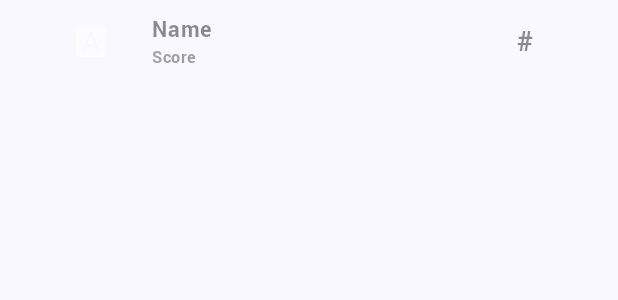
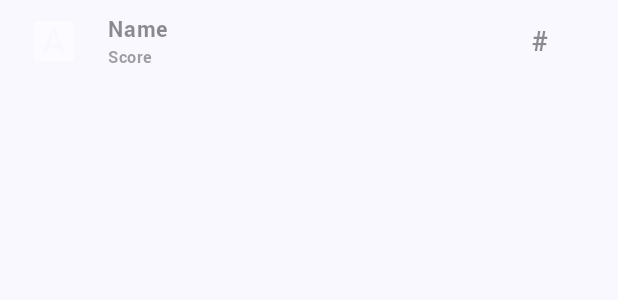
Before and after one commit to ksvslk/palindrome, an Android app: the layout score_item.xml on its own in the app's theme, with its tools: preview values and no code run, on a phone screen of 412 x 824 dp. Shown: the top 300 px of the screen. Run offline under Robolectric (Android 15) with nearby library versions, the phone set to English and light mode, and no system bars.

Commit message:
Fix #193

```diff
--- a/android/app/src/main/res/layout/score_item.xml
+++ b/android/app/src/main/res/layout/score_item.xml
@@ -6,8 +6,8 @@
     tools:viewBindingIgnore="true"
     android:layout_width="match_parent"
     android:layout_height="@dimen/simple_dialog_item_height"
+    android:alpha="0.5"
     android:layout_marginHorizontal="@dimen/default_large_margin"
-    android:alpha="0.5"
     android:orientation="horizontal">
 
     <androidx.appcompat.widget.LinearLayoutCompat
@@ -15,19 +15,19 @@
         android:layout_width="match_parent"
         android:layout_height="@dimen/simple_dialog_item_height"
         android:background="?attr/selectableItemBackground"
-        android:weightSum="8"
+        android:weightSum="11"
         android:orientation="horizontal">
 
         <ImageView
             android:saveEnabled="false"
             android:id="@+id/icon"
-            android:layout_width="24dp"
-            android:layout_height="24dp"
+            android:layout_width="0dp"
+            android:layout_height="wrap_content"
             android:layout_gravity="center_vertical"
             android:contentDescription="@string/rewarded_place_letter"
-            android:layout_marginHorizontal="@dimen/default_gap"
             app:srcCompat="@drawable/letter_icon"
             app:tint="?colorOnPrimaryContainer"
+            android:layout_marginEnd="@dimen/default_large_margin"
             android:layout_weight="1"
             tools:ignore="RtlSymmetry" />
 
@@ -36,7 +36,7 @@
             android:layout_width="0dp"
             android:layout_height="match_parent"
             android:gravity="center_vertical"
-            android:layout_weight="5"
+            android:layout_weight="8"
             android:orientation="vertical">
 
             <androidx.appcompat.widget.AppCompatTextView
@@ -70,5 +70,4 @@
             android:textAppearance="@style/TextAppearance.OC.Headline6" />
 
     </androidx.appcompat.widget.LinearLayoutCompat>
-
 </FrameLayout>
--- a/android/app/src/main/res/layout/score_item_player.xml
+++ b/android/app/src/main/res/layout/score_item_player.xml
@@ -14,7 +14,7 @@
         android:layout_width="match_parent"
         android:layout_height="@dimen/simple_dialog_item_height"
         android:background="?attr/selectableItemBackground"
-        android:weightSum="8"
+        android:weightSum="11"
         android:orientation="horizontal">
 
         <ImageView
@@ -24,9 +24,9 @@
             android:layout_height="wrap_content"
             android:layout_gravity="center_vertical"
             android:contentDescription="@string/rewarded_place_letter"
-            android:layout_marginHorizontal="@dimen/default_gap"
             app:srcCompat="@drawable/letter_icon"
             app:tint="?colorOnPrimaryContainer"
+            android:layout_marginEnd="@dimen/default_large_margin"
             android:layout_weight="1"
             tools:ignore="RtlSymmetry" />
 
@@ -35,7 +35,7 @@
             android:layout_width="0dp"
             android:layout_height="match_parent"
             android:gravity="center_vertical"
-            android:layout_weight="5"
+            android:layout_weight="8"
             android:orientation="vertical">
 
             <androidx.appcompat.widget.AppCompatTextView
```
Also changed, not shown: android/app/src/main/java/com/indest/hah/fragments/ScoresFragment.kt (+5 -4 lines), android/app/src/main/java/com/indest/hah/other/Extensions.kt (+26 -0 lines), android/app/src/main/res/layout/score_fragment.xml (+2 -5 lines).
